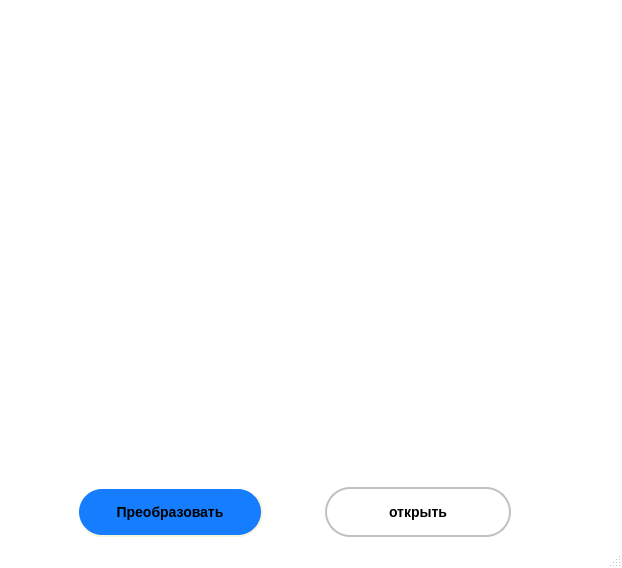
Before: the Qt Designer form gui/gui.ui in zkdas70/funny-block-diagram, drawn with Qt 5.
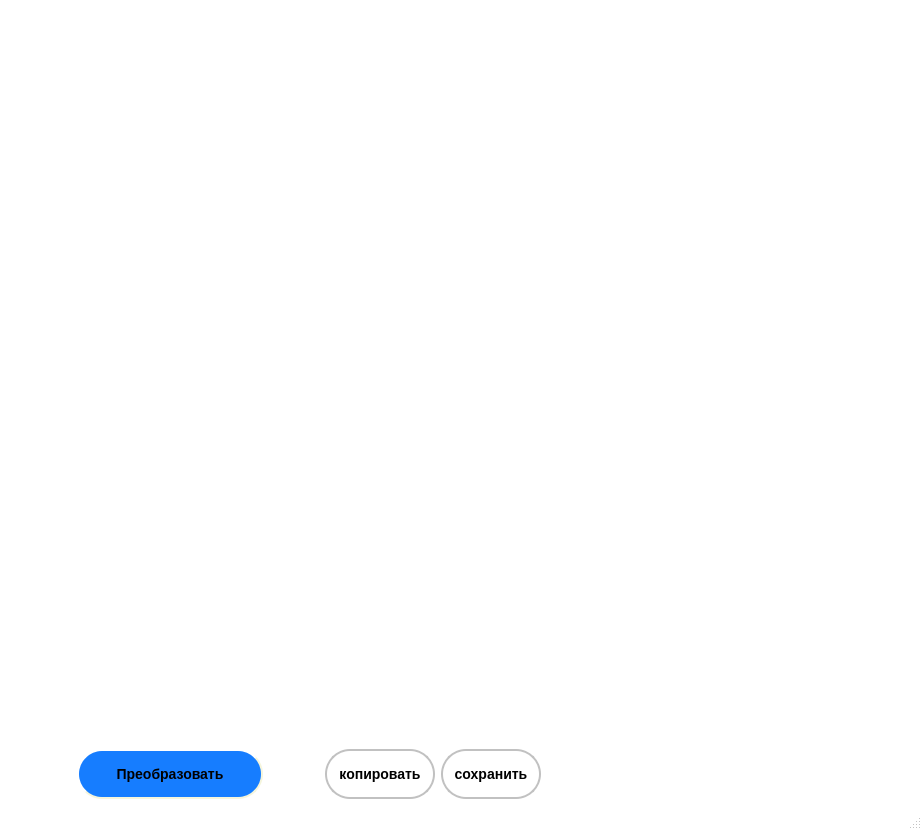
After: the same form once the commit is applied.

What changed in the file:
```diff
--- a/gui/gui.ui
+++ b/gui/gui.ui
@@ -6,8 +6,8 @@
    <rect>
     <x>0</x>
     <y>0</y>
-    <width>622</width>
-    <height>568</height>
+    <width>922</width>
+    <height>830</height>
    </rect>
   </property>
   <property name="windowTitle">
@@ -21,81 +21,6 @@
   </property>
   <widget class="QWidget" name="centralwidget">
    <layout class="QGridLayout" name="gridLayout">
-    <item row="1" column="6">
-     <widget class="QPushButton" name="open">
-      <property name="minimumSize">
-       <size>
-        <width>186</width>
-        <height>50</height>
-       </size>
-      </property>
-      <property name="maximumSize">
-       <size>
-        <width>100</width>
-        <height>50</height>
-       </size>
-      </property>
-      <property name="styleSheet">
-       <string notr="true">QPushButton#convert {
-     background-color: #167dff;
-     border-style: outset;
-     border-width: 2px;
-     border-radius: 25px;
-     border-color: beige;
-     font: bold 14px;
-     min-width: 10em;
-     padding: 6px;
- }
- QPushButton#convert:hover {
-     background-color: rgb(224, 0, 0);
-     border: 4px solid black;
-     border-style: inset;
- }
- QPushButton#convert:pressed  {
-     background-color: rgb(224, 224, 0);
-     border: 4px solid black;
-     border-style: inset;
- }
-
-
-QPushButton#open {
-     background-color: rgb(255,255,255);
-	 border: 2px solid rgb(193, 193, 193);
-     border-radius: 25px;
-     font: bold 14px;
-     min-width: 10em;
-     padding: 6px;
- }
- QPushButton#open:hover {
-     background-color: rgb(224, 0, 0);
-     border-style: inset;
- }
- QPushButton#open:pressed  {
-     background-color: rgb(224, 224, 0);
-     border-style: inset;
- }</string>
-      </property>
-      <property name="text">
-       <string>открыть</string>
-      </property>
-     </widget>
-    </item>
-    <item row="1" column="7">
-     <spacer name="horizontalSpacer_4">
-      <property name="orientation">
-       <enum>Qt::Horizontal</enum>
-      </property>
-      <property name="sizeType">
-       <enum>QSizePolicy::Minimum</enum>
-      </property>
-      <property name="sizeHint" stdset="0">
-       <size>
-        <width>50</width>
-        <height>20</height>
-       </size>
-      </property>
-     </spacer>
-    </item>
     <item row="1" column="4">
      <widget class="QPushButton" name="convert">
       <property name="minimumSize">
@@ -161,50 +86,64 @@
       </property>
      </widget>
     </item>
-    <item row="1" column="8">
-     <spacer name="horizontalSpacer">
-      <property name="orientation">
-       <enum>Qt::Horizontal</enum>
-      </property>
-      <property name="sizeHint" stdset="0">
+    <item row="1" column="6">
+     <widget class="QPushButton" name="copy">
+      <property name="minimumSize">
        <size>
-        <width>40</width>
-        <height>20</height>
+        <width>110</width>
+        <height>50</height>
        </size>
       </property>
-     </spacer>
-    </item>
-    <item row="1" column="1">
-     <spacer name="horizontalSpacer_2">
-      <property name="orientation">
-       <enum>Qt::Horizontal</enum>
-      </property>
-      <property name="sizeType">
-       <enum>QSizePolicy::Minimum</enum>
-      </property>
-      <property name="sizeHint" stdset="0">
+      <property name="maximumSize">
        <size>
-        <width>50</width>
-        <height>20</height>
+        <width>110</width>
+        <height>50</height>
        </size>
       </property>
-     </spacer>
-    </item>
-    <item row="1" column="5">
-     <spacer name="horizontalSpacer_3">
-      <property name="orientation">
-       <enum>Qt::Horizontal</enum>
+      <property name="styleSheet">
+       <string notr="true">QPushButton#convert {
+     background-color: #167dff;
+     border-style: outset;
+     border-width: 2px;
+     border-radius: 25px;
+     border-color: beige;
+     font: bold 14px;
+     min-width: 10em;
+     padding: 6px;
+ }
+ QPushButton#convert:hover {
+     background-color: rgb(224, 0, 0);
+     border: 4px solid black;
+     border-style: inset;
+ }
+ QPushButton#convert:pressed  {
+     background-color: rgb(224, 224, 0);
+     border: 4px solid black;
+     border-style: inset;
+ }
+
+
+QPushButton#copy, save {
+     background-color: rgb(255,255,255);
+	 border: 2px solid rgb(193, 193, 193);
+     border-radius: 25px;
+     font: bold 14px;
+     min-width: 10em;
+     padding: 6px;
+ }
+ QPushButton#copy:hover {
+     background-color: rgb(224, 0, 0);
+     border-style: inset;
+ }
+ QPushButton#copy:pressed  {
+     background-color: rgb(224, 224, 0);
+     border-style: inset;
+ }</string>
       </property>
-      <property name="sizeType">
-       <enum>QSizePolicy::Minimum</enum>
+      <property name="text">
+       <string>копировать</string>
       </property>
-      <property name="sizeHint" stdset="0">
-       <size>
-        <width>50</width>
-        <height>20</height>
-       </size>
-      </property>
-     </spacer>
+     </widget>
     </item>
     <item row="0" column="0">
      <spacer name="verticalSpacer">
@@ -219,9 +158,129 @@
       </property>
      </spacer>
     </item>
-    <item row="0" column="1" colspan="8">
+    <item row="1" column="9">
+     <spacer name="horizontalSpacer">
+      <property name="orientation">
+       <enum>Qt::Horizontal</enum>
+      </property>
+      <property name="sizeHint" stdset="0">
+       <size>
+        <width>40</width>
+        <height>20</height>
+       </size>
+      </property>
+     </spacer>
+    </item>
+    <item row="1" column="1">
+     <spacer name="horizontalSpacer_2">
+      <property name="orientation">
+       <enum>Qt::Horizontal</enum>
+      </property>
+      <property name="sizeType">
+       <enum>QSizePolicy::Minimum</enum>
+      </property>
+      <property name="sizeHint" stdset="0">
+       <size>
+        <width>50</width>
+        <height>20</height>
+       </size>
+      </property>
+     </spacer>
+    </item>
+    <item row="0" column="1" colspan="9">
      <layout class="QGridLayout" name="space_for_block_diagram"/>
     </item>
+    <item row="1" column="8">
+     <spacer name="horizontalSpacer_4">
+      <property name="orientation">
+       <enum>Qt::Horizontal</enum>
+      </property>
+      <property name="sizeType">
+       <enum>QSizePolicy::Minimum</enum>
+      </property>
+      <property name="sizeHint" stdset="0">
+       <size>
+        <width>50</width>
+        <height>20</height>
+       </size>
+      </property>
+     </spacer>
+    </item>
+    <item row="1" column="5">
+     <spacer name="horizontalSpacer_3">
+      <property name="orientation">
+       <enum>Qt::Horizontal</enum>
+      </property>
+      <property name="sizeType">
+       <enum>QSizePolicy::Minimum</enum>
+      </property>
+      <property name="sizeHint" stdset="0">
+       <size>
+        <width>50</width>
+        <height>20</height>
+       </size>
+      </property>
+     </spacer>
+    </item>
+    <item row="1" column="7">
+     <widget class="QPushButton" name="save">
+      <property name="minimumSize">
+       <size>
+        <width>100</width>
+        <height>50</height>
+       </size>
+      </property>
+      <property name="maximumSize">
+       <size>
+        <width>100</width>
+        <height>50</height>
+       </size>
+      </property>
+      <property name="styleSheet">
+       <string notr="true">QPushButton#convert {
+     background-color: #167dff;
+     border-style: outset;
+     border-width: 2px;
+     border-radius: 25px;
+     border-color: beige;
+     font: bold 14px;
+     min-width: 10em;
+     padding: 6px;
+ }
+ QPushButton#convert:hover {
+     background-color: rgb(224, 0, 0);
+     border: 4px solid black;
+     border-style: inset;
+ }
+ QPushButton#convert:pressed  {
+     background-color: rgb(224, 224, 0);
+     border: 4px solid black;
+     border-style: inset;
+ }
+
+
+QPushButton#open, QPushButton#save {
+     background-color: rgb(255,255,255);
+	 border: 2px solid rgb(193, 193, 193);
+     border-radius: 25px;
+     font: bold 14px;
+     min-width: 10em;
+     padding: 6px;
+ }
+ QPushButton#open:hover, QPushButton#save:hover {
+     background-color: rgb(224, 0, 0);
+     border-style: inset;
+ }
+ QPushButton#open:pressed, QPushButton#save:pressed  {
+     background-color: rgb(224, 224, 0);
+     border-style: inset;
+ }</string>
+      </property>
+      <property name="text">
+       <string>сохранить</string>
+      </property>
+     </widget>
+    </item>
    </layout>
   </widget>
   <widget class="QMenuBar" name="menubar">
```
Left out of the diff: 2 changed lines with no effect on the pictures.
